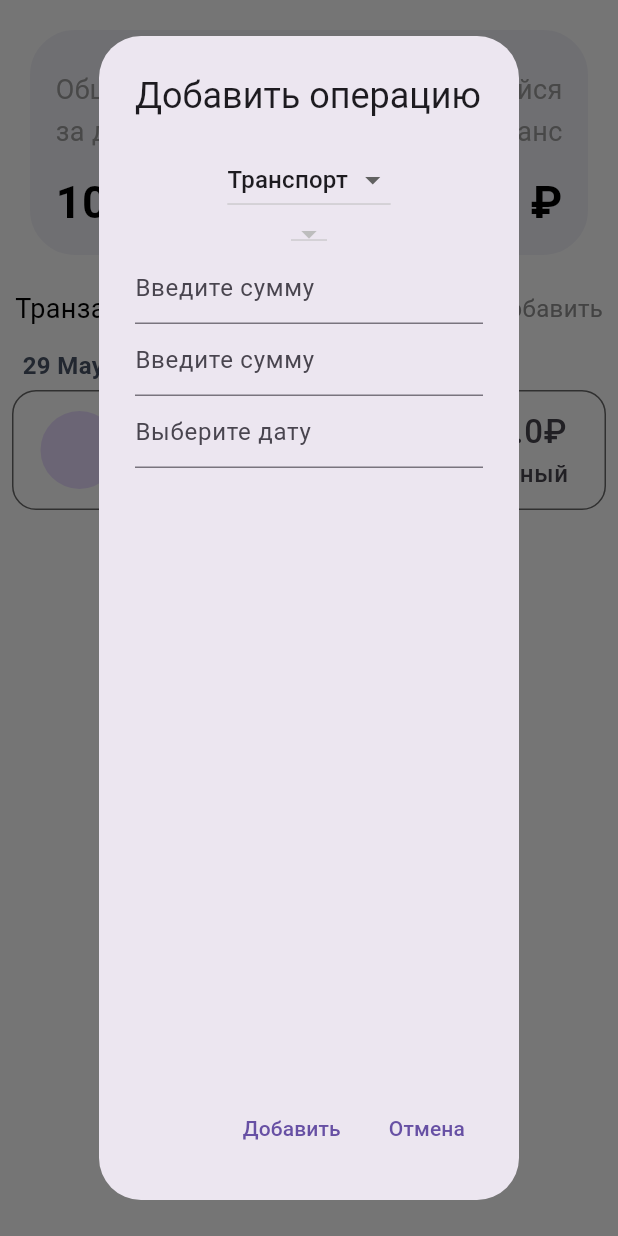
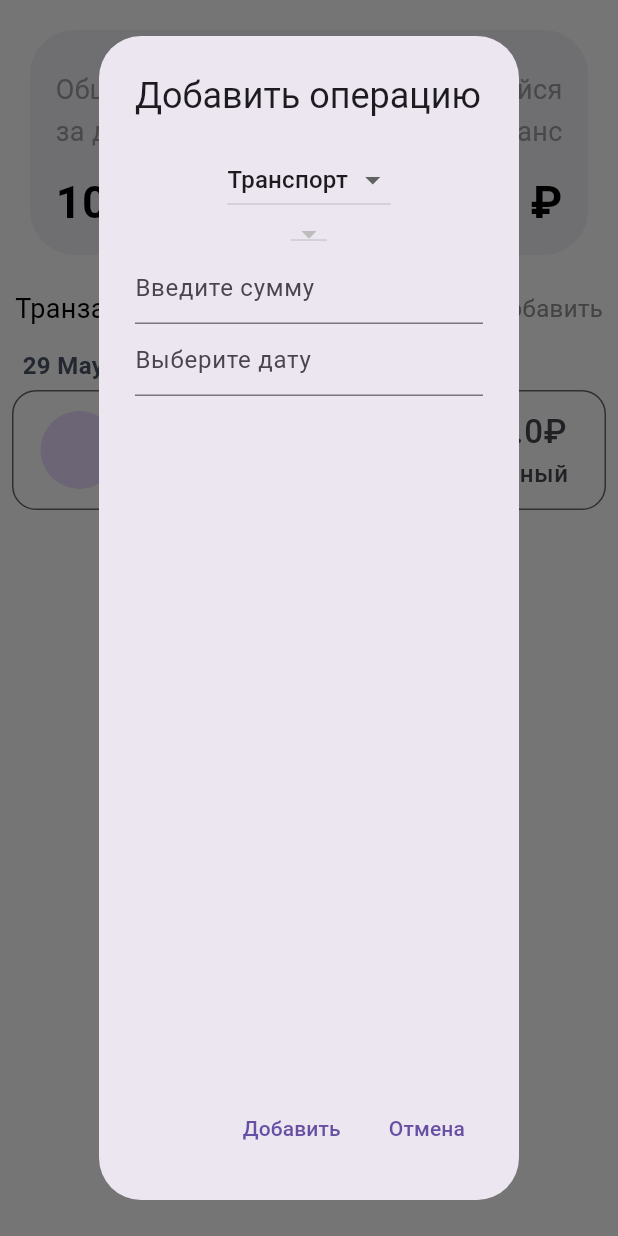
Before and after one commit to allexandrsokollov/FFF, a Flutter app: the MainScreen screen opened directly, after a tap on the "add" icon, on a phone screen of 412 x 824 dp. Run offline on Flutter 3.47's test engine with Material 3 defaults, Android fonts, the light colour scheme and no system bars; our stand-ins replace firebase_analytics, firebase_core, flutter_otp_text_field, flutter_swiper_view, image_picker, syncfusion_flutter_charts; accounts and stored records are empty; network calls fail.

Commit message:
Made visual update all screens

```diff
--- a/mobile/lib/MainScreen.dart
+++ b/mobile/lib/MainScreen.dart
@@ -1,6 +1,5 @@
 import 'dart:ui';
 
-import 'package:firebase_analytics/firebase_analytics.dart';
 import 'package:flutter/cupertino.dart';
 import 'package:flutter/material.dart';
 import 'package:flutter/painting.dart';
@@ -22,8 +21,8 @@ bool firstOpen = true;
 void fillAccountsName() {
   List<String> resList = [];
   accountsName.clear();
-  for (CardContainer ac in accounts) {
-    resList.add(ac.accountName);
+  for (int i = 0; i < accounts.length - 1; i++) {
+    resList.add(accounts[i].accountName);
   }
 
   for (String str in resList) {
@@ -271,14 +270,6 @@ class MainScreenState extends State<MainScreen> {
                       inputFormatters: <TextInputFormatter>[
                         FilteringTextInputFormatter.digitsOnly
                       ],
-                    ),TextField(
-                      decoration:
-                          const InputDecoration(hintText: 'Введите сумму'),
-                      controller: sumController,
-                      keyboardType: TextInputType.number,
-                      inputFormatters: <TextInputFormatter>[
-                        FilteringTextInputFormatter.digitsOnly
-                      ],
                     ),
                     Center(
                       child: TextField(
@@ -317,7 +308,7 @@ class MainScreenState extends State<MainScreen> {
 }
 
 String convertDate(String inputDate) {
-  DateFormat inputFormat = DateFormat('dd MMM yyyy');
+  DateFormat inputFormat = DateFormat('dd MMMM yyyy');
   DateTime dateTime = inputFormat.parse(inputDate);
   DateFormat outputFormat = DateFormat('yyyyMMdd');
   String outputDate = outputFormat.format(dateTime);
```
Also changed, not shown: mobile/lib/LoginScreen.dart (+16 -4 lines).
